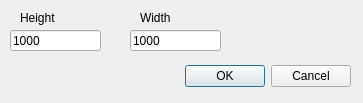
Qt form resizedialog.ui (yakzi/paint-qt) before a commit.
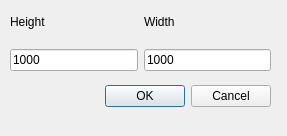
The same form after that commit.

Commit message: FIXED resize dialog style

```diff
--- a/resizedialog.ui
+++ b/resizedialog.ui
@@ -6,8 +6,8 @@
    <rect>
     <x>0</x>
     <y>0</y>
-    <width>363</width>
-    <height>103</height>
+    <width>287</width>
+    <height>136</height>
    </rect>
   </property>
   <property name="windowTitle">
@@ -16,12 +16,15 @@
   <property name="locale">
    <locale language="English" country="UnitedStates"/>
   </property>
+  <property name="sizeGripEnabled">
+   <bool>false</bool>
+  </property>
   <widget class="QDialogButtonBox" name="buttonBox">
    <property name="geometry">
     <rect>
-     <x>10</x>
-     <y>60</y>
-     <width>341</width>
+     <x>70</x>
+     <y>80</y>
+     <width>201</width>
      <height>32</height>
     </rect>
    </property>
@@ -32,57 +35,45 @@
     <set>QDialogButtonBox::Cancel|QDialogButtonBox::Ok</set>
    </property>
   </widget>
-  <widget class="QLineEdit" name="height">
+  <widget class="QWidget" name="gridLayoutWidget">
    <property name="geometry">
     <rect>
      <x>10</x>
-     <y>30</y>
-     <width>91</width>
-     <height>21</height>
+     <y>0</y>
+     <width>261</width>
+     <height>71</height>
     </rect>
    </property>
-   <property name="text">
-    <string>1000</string>
-   </property>
-  </widget>
-  <widget class="QLineEdit" name="width">
-   <property name="geometry">
-    <rect>
-     <x>130</x>
-     <y>30</y>
-     <width>91</width>
-     <height>21</height>
-    </rect>
-   </property>
-   <property name="text">
-    <string>1000</string>
-   </property>
-  </widget>
-  <widget class="QLabel" name="label">
-   <property name="geometry">
-    <rect>
-     <x>20</x>
-     <y>10</y>
-     <width>56</width>
-     <height>16</height>
-    </rect>
-   </property>
-   <property name="text">
-    <string>Height</string>
-   </property>
-  </widget>
-  <widget class="QLabel" name="label_2">
-   <property name="geometry">
-    <rect>
-     <x>140</x>
-     <y>10</y>
-     <width>56</width>
-     <height>16</height>
-    </rect>
-   </property>
-   <property name="text">
-    <string>Width</string>
-   </property>
+   <layout class="QGridLayout" name="gridLayout">
+    <item row="0" column="0">
+     <widget class="QLabel" name="label">
+      <property name="text">
+       <string>Height</string>
+      </property>
+     </widget>
+    </item>
+    <item row="1" column="0">
+     <widget class="QLineEdit" name="height">
+      <property name="text">
+       <string>1000</string>
+      </property>
+     </widget>
+    </item>
+    <item row="1" column="1">
+     <widget class="QLineEdit" name="width">
+      <property name="text">
+       <string>1000</string>
+      </property>
+     </widget>
+    </item>
+    <item row="0" column="1">
+     <widget class="QLabel" name="label_2">
+      <property name="text">
+       <string>Width</string>
+      </property>
+     </widget>
+    </item>
+   </layout>
   </widget>
  </widget>
  <resources/>
```
Left out of the diff: 2 changed lines with no effect on the pictures. The commit also changes 1 other file.
